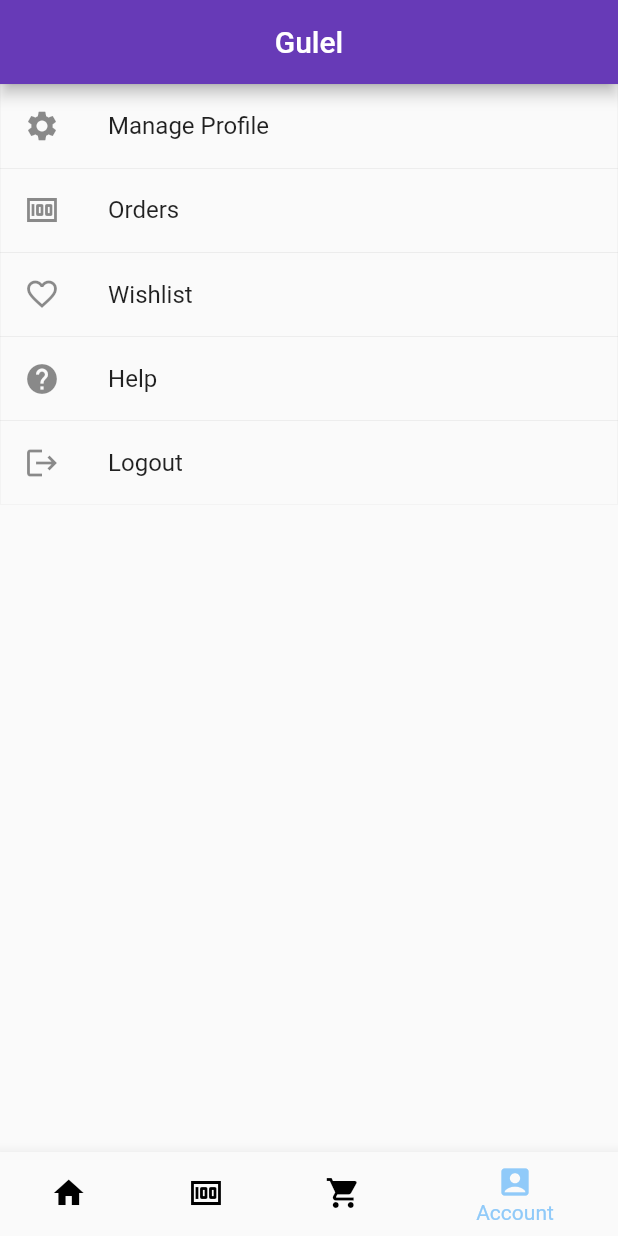
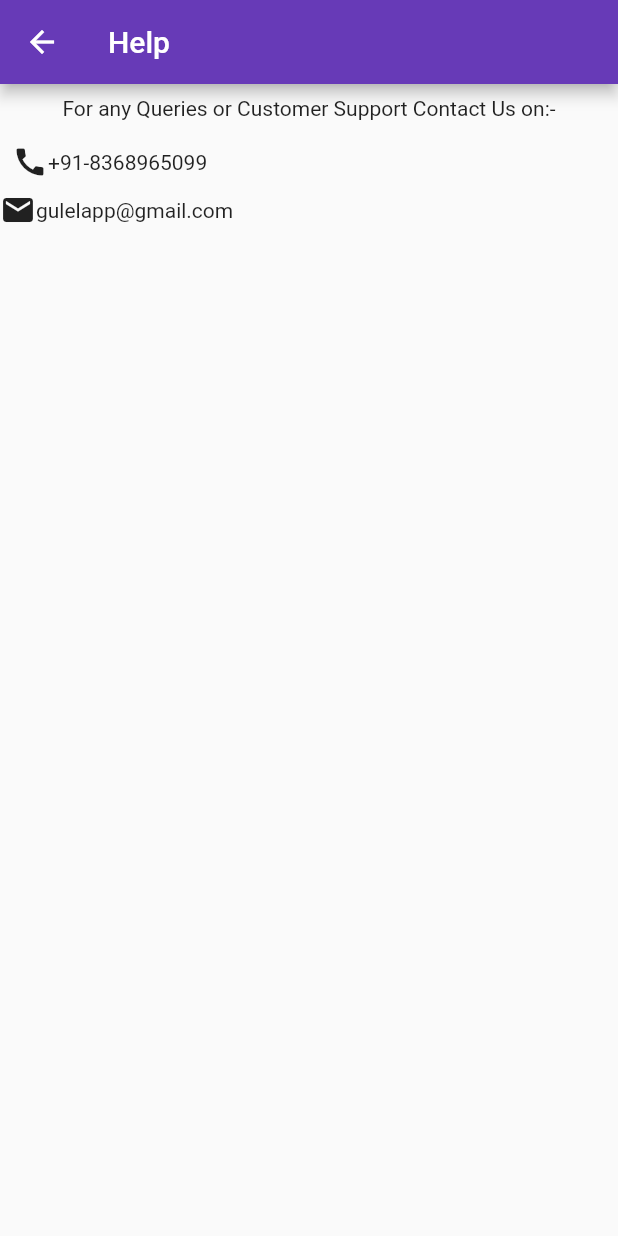
Before and after one commit to nikhil-stack/gulel, a Flutter app: the screen it shows once a user with an empty profile is signed in, item 4 of the bottom bar chosen, after a tap on "Help", on a phone screen of 412 x 824 dp. Run offline on Flutter 3.47's test engine with Material 2 defaults, Android fonts, the phone set to English and light mode, and no system bars; our stand-ins replace firebase_auth, shared_preferences, toast; missing offline and left inert: dart:ffi, proste_bezier_curve, razorpay_flutter; accounts and stored records are empty; network calls fail.

Commit message:
HelpScreenadded

```diff
--- a/lib/main.dart
+++ b/lib/main.dart
@@ -5,6 +5,7 @@ import 'package:gulel/Providers/Order_Provider.dart';
 import 'package:gulel/Providers/categoryItems.dart';
 import 'package:gulel/Providers/products.dart';
 import 'package:gulel/Providers/user_Provider.dart';
+import 'package:gulel/screens/Help_Screen.dart';
 //import 'package:gulel/screens/Edit_Profile.dart';
 import 'package:gulel/screens/Orders_Screen.dart';
 import 'package:gulel/screens/Products_screen.dart';
@@ -94,6 +95,7 @@ class _MyAppState extends State<MyApp> {
           OrderScreen.routeName: (ctx) => OrderScreen(),
           EditProfilePage.routeName: (ctx) => EditProfilePage(),
           '/wishlist': (ctx) => WishlistScreen(),
+          HelpScreen.routeName: (ctx) => HelpScreen(),
         },
       ),
     );
--- /dev/null
+++ b/lib/screens/Help_Screen.dart
@@ -0,0 +1,35 @@
+import 'package:flutter/material.dart';
+
+class HelpScreen extends StatelessWidget {
+  static const routeName = '\Help_Screen';
+  @override
+  Widget build(BuildContext context) {
+    return Scaffold(
+      appBar: AppBar(
+        title: Text("Help"),
+      ),
+      body: Container(
+        //height: MediaQuery.of(context).size.height,
+        child: Center(
+            child: Column(
+          children: [
+            Padding(
+              padding: const EdgeInsets.all(8.0),
+              child:
+                  Text("For any Queries or Customer Support Contact Us on:-"),
+            ),
+            Padding(
+              padding: const EdgeInsets.all(8.0),
+              child: Row(
+                children: [Icon(Icons.call), Text("+91-8368965099")],
+              ),
+            ),
+            Row(
+              children: [Icon(Icons.email), Text("gulelapp@gmail.com")],
+            )
+          ],
+        )),
+      ),
+    );
+  }
+}
--- a/lib/screens/Profile_Screen.dart
+++ b/lib/screens/Profile_Screen.dart
@@ -1,4 +1,5 @@
 import 'package:flutter/material.dart';
+import 'package:gulel/screens/Help_Screen.dart';
 //import 'package:gulel/screens/Edit_Profile.dart';
 import 'package:gulel/screens/Orders_Screen.dart';
 import 'package:gulel/screens/Edit_Profile.dart';
@@ -58,7 +59,9 @@ class Profile extends StatelessWidget {
                 title: Text("Help"),
               ),
             ),
-            onTap: () {},
+            onTap: () {
+              Navigator.of(context).pushNamed(HelpScreen.routeName);
+            },
           ),
           InkWell(
             child: Container(
```
